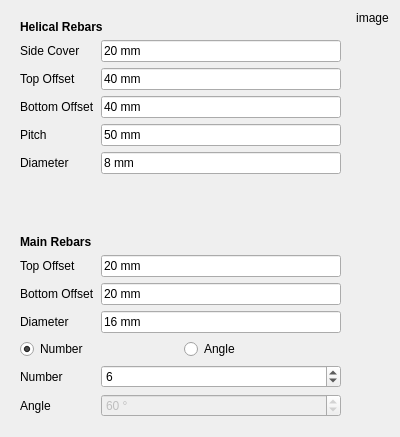
Above: ColumnReinforcement/CircularColumn.ui from amrit3701/FreeCAD-Reinforcement before the change. Below: the same form after it.
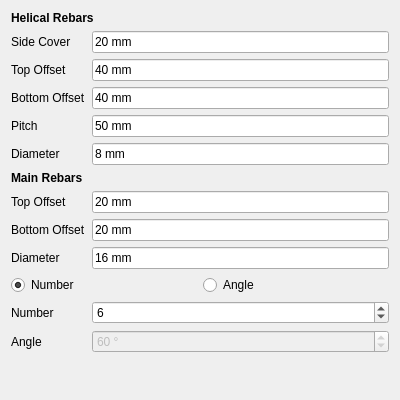
That is the form after the change. Custom widgets are drawn as their Qt base class.

Commit message:
Fix stylesheet issue in column reinforcement dialog
And refactor gui of column reinforcement

The edit to the form file:
```diff
--- a/ColumnReinforcement/CircularColumn.ui
+++ b/ColumnReinforcement/CircularColumn.ui
@@ -7,96 +7,13 @@
     <x>0</x>
     <y>0</y>
     <width>400</width>
-    <height>437</height>
+    <height>400</height>
    </rect>
   </property>
   <property name="windowTitle">
    <string>Form</string>
   </property>
-  <layout class="QGridLayout" name="gridLayout" columnstretch="1,0">
-   <item row="0" column="0" rowspan="2">
-    <widget class="QWidget" name="helical_rebars_dataWidget" native="true">
-     <layout class="QFormLayout" name="formLayout">
-      <item row="0" column="0" colspan="2">
-       <widget class="QLabel" name="helical_rebars_heading">
-        <property name="font">
-         <font>
-          <weight>75</weight>
-          <bold>true</bold>
-         </font>
-        </property>
-        <property name="text">
-         <string>Helical Rebars</string>
-        </property>
-       </widget>
-      </item>
-      <item row="1" column="0">
-       <widget class="QLabel" name="sideCoverLabel">
-        <property name="text">
-         <string>Side Cover</string>
-        </property>
-       </widget>
-      </item>
-      <item row="1" column="1">
-       <widget class="Gui::InputField" name="sideCover">
-        <property name="text">
-         <string>20 mm</string>
-        </property>
-        <property name="unit" stdset="0">
-         <string notr="true">mm</string>
-        </property>
-        <property name="quantity" stdset="0">
-         <double>20.000000000000000</double>
-        </property>
-       </widget>
-      </item>
-      <item row="2" column="0">
-       <widget class="QLabel" name="helical_rebars_topOffsetLabel">
-        <property name="text">
-         <string>Top Offset</string>
-        </property>
-       </widget>
-      </item>
-      <item row="2" column="1">
-       <widget class="Gui::InputField" name="helical_rebars_topOffset">
-        <property name="text">
-         <string>40 mm</string>
-        </property>
-        <property name="unit" stdset="0">
-         <string notr="true">mm</string>
-        </property>
-        <property name="quantity" stdset="0">
-         <double>40.000000000000000</double>
-        </property>
-       </widget>
-      </item>
-      <item row="3" column="0">
-       <widget class="QLabel" name="helical_rebars_bottomOffsetLabel">
-        <property name="text">
-         <string>Bottom Offset</string>
-        </property>
-       </widget>
-      </item>
-      <item row="3" column="1">
-       <widget class="Gui::InputField" name="helical_rebars_bottomOffset">
-        <property name="text">
-         <string>40 mm</string>
-        </property>
-        <property name="unit" stdset="0">
-         <string notr="true">mm</string>
-        </property>
-        <property name="quantity" stdset="0">
-         <double>40.000000000000000</double>
-        </property>
-       </widget>
-      </item>
-      <item row="4" column="0">
-       <widget class="QLabel" name="pitchLabel">
-        <property name="text">
-         <string>Pitch</string>
-        </property>
-       </widget>
-      </item>
+  <layout class="QGridLayout" name="gridLayout" columnstretch="0,0">
       <item row="4" column="1">
        <widget class="Gui::InputField" name="pitch">
         <property name="text">
@@ -110,6 +27,58 @@
         </property>
        </widget>
       </item>
+   <item row="12" column="1">
+    <widget class="Gui::PrefSpinBox" name="main_rebars_angle">
+     <property name="enabled">
+      <bool>false</bool>
+     </property>
+     <property name="suffix">
+      <string> °</string>
+     </property>
+     <property name="minimum">
+      <number>1</number>
+     </property>
+     <property name="maximum">
+      <number>360</number>
+     </property>
+     <property name="value">
+      <number>60</number>
+     </property>
+    </widget>
+   </item>
+   <item row="7" column="1">
+    <widget class="Gui::InputField" name="main_rebars_topOffset">
+     <property name="text">
+      <string>20 mm</string>
+     </property>
+     <property name="unit" stdset="0">
+      <string notr="true">mm</string>
+     </property>
+     <property name="quantity" stdset="0">
+      <double>20.000000000000000</double>
+     </property>
+    </widget>
+   </item>
+   <item row="2" column="0">
+    <widget class="QLabel" name="helical_rebars_topOffsetLabel">
+     <property name="text">
+      <string>Top Offset</string>
+     </property>
+    </widget>
+   </item>
+   <item row="3" column="1">
+    <widget class="Gui::InputField" name="helical_rebars_bottomOffset">
+     <property name="text">
+      <string>40 mm</string>
+     </property>
+     <property name="unit" stdset="0">
+      <string notr="true">mm</string>
+     </property>
+     <property name="quantity" stdset="0">
+      <double>40.000000000000000</double>
+     </property>
+    </widget>
+   </item>
       <item row="5" column="0">
        <widget class="QLabel" name="helical_rebars_diameterLabel">
         <property name="text">
@@ -117,6 +86,59 @@
         </property>
        </widget>
       </item>
+   <item row="0" column="0" colspan="2">
+    <widget class="QLabel" name="helical_rebars_heading">
+     <property name="font">
+      <font>
+       <weight>75</weight>
+       <bold>true</bold>
+      </font>
+     </property>
+     <property name="text">
+      <string>Helical Rebars</string>
+     </property>
+    </widget>
+   </item>
+   <item row="4" column="0">
+    <widget class="QLabel" name="pitchLabel">
+     <property name="text">
+      <string>Pitch</string>
+     </property>
+    </widget>
+   </item>
+   <item row="9" column="0">
+    <widget class="QLabel" name="main_rebars_diameterLabel">
+     <property name="text">
+      <string>Diameter</string>
+     </property>
+    </widget>
+   </item>
+   <item row="2" column="1">
+    <widget class="Gui::InputField" name="helical_rebars_topOffset">
+     <property name="text">
+      <string>40 mm</string>
+     </property>
+     <property name="unit" stdset="0">
+      <string notr="true">mm</string>
+     </property>
+     <property name="quantity" stdset="0">
+      <double>40.000000000000000</double>
+     </property>
+    </widget>
+   </item>
+   <item row="6" column="0" colspan="2">
+    <widget class="QLabel" name="main_rebars_heading">
+     <property name="font">
+      <font>
+       <weight>75</weight>
+       <bold>true</bold>
+      </font>
+     </property>
+     <property name="text">
+      <string>Main Rebars</string>
+     </property>
+    </widget>
+   </item>
       <item row="5" column="1">
        <widget class="Gui::InputField" name="helical_rebars_diameter">
         <property name="text">
@@ -130,73 +152,7 @@
         </property>
        </widget>
       </item>
-     </layout>
-    </widget>
-   </item>
-   <item row="2" column="0">
-    <widget class="QWidget" name="main_rebars_dataWidget" native="true">
-     <layout class="QFormLayout" name="formLayout_2">
-      <item row="0" column="0" colspan="2">
-       <widget class="QLabel" name="main_rebars_heading">
-        <property name="font">
-         <font>
-          <weight>75</weight>
-          <bold>true</bold>
-         </font>
-        </property>
-        <property name="text">
-         <string>Main Rebars</string>
-        </property>
-       </widget>
-      </item>
-      <item row="1" column="0">
-       <widget class="QLabel" name="main_rebars_topOffsetLabel">
-        <property name="text">
-         <string>Top Offset</string>
-        </property>
-       </widget>
-      </item>
-      <item row="1" column="1">
-       <widget class="Gui::InputField" name="main_rebars_topOffset">
-        <property name="text">
-         <string>20 mm</string>
-        </property>
-        <property name="unit" stdset="0">
-         <string notr="true">mm</string>
-        </property>
-        <property name="quantity" stdset="0">
-         <double>20.000000000000000</double>
-        </property>
-       </widget>
-      </item>
-      <item row="2" column="0">
-       <widget class="QLabel" name="main_rebars_bottomOffsetLabel">
-        <property name="text">
-         <string>Bottom Offset</string>
-        </property>
-       </widget>
-      </item>
-      <item row="2" column="1">
-       <widget class="Gui::InputField" name="main_rebars_bottomOffset">
-        <property name="text">
-         <string>20 mm</string>
-        </property>
-        <property name="unit" stdset="0">
-         <string notr="true">mm</string>
-        </property>
-        <property name="quantity" stdset="0">
-         <double>20.000000000000000</double>
-        </property>
-       </widget>
-      </item>
-      <item row="3" column="0">
-       <widget class="QLabel" name="main_rebars_diameterLabel">
-        <property name="text">
-         <string>Diameter</string>
-        </property>
-       </widget>
-      </item>
-      <item row="3" column="1">
+   <item row="9" column="1">
        <widget class="Gui::InputField" name="main_rebars_diameter">
         <property name="text">
          <string>16 mm</string>
@@ -209,7 +165,48 @@
         </property>
        </widget>
       </item>
-      <item row="4" column="0" colspan="2">
+   <item row="3" column="0">
+    <widget class="QLabel" name="helical_rebars_bottomOffsetLabel">
+     <property name="text">
+      <string>Bottom Offset</string>
+     </property>
+    </widget>
+   </item>
+   <item row="1" column="0">
+    <widget class="QLabel" name="sideCoverLabel">
+     <property name="text">
+      <string>Side Cover</string>
+     </property>
+    </widget>
+   </item>
+   <item row="7" column="0">
+    <widget class="QLabel" name="main_rebars_topOffsetLabel">
+     <property name="text">
+      <string>Top Offset</string>
+     </property>
+    </widget>
+   </item>
+   <item row="12" column="0">
+    <widget class="QLabel" name="main_rebars_angleLabel">
+     <property name="text">
+      <string>Angle</string>
+     </property>
+    </widget>
+   </item>
+   <item row="1" column="1">
+    <widget class="Gui::InputField" name="sideCover">
+     <property name="text">
+      <string>20 mm</string>
+     </property>
+     <property name="unit" stdset="0">
+      <string notr="true">mm</string>
+     </property>
+     <property name="quantity" stdset="0">
+      <double>20.000000000000000</double>
+     </property>
+    </widget>
+   </item>
+   <item row="10" column="0" colspan="2">
        <layout class="QHBoxLayout" name="horizontalLayout">
         <item>
          <widget class="Gui::PrefRadioButton" name="main_rebars_number_radio">
@@ -236,14 +233,21 @@
         </item>
        </layout>
       </item>
-      <item row="5" column="0">
+   <item row="8" column="0">
+    <widget class="QLabel" name="main_rebars_bottomOffsetLabel">
+     <property name="text">
+      <string>Bottom Offset</string>
+     </property>
+    </widget>
+   </item>
+   <item row="11" column="0">
        <widget class="QLabel" name="main_rebars_numberLabel">
         <property name="text">
          <string>Number</string>
         </property>
        </widget>
       </item>
-      <item row="5" column="1">
+   <item row="11" column="1">
        <widget class="Gui::PrefSpinBox" name="main_rebars_number">
         <property name="enabled">
          <bool>true</bool>
@@ -253,57 +257,40 @@
         </property>
        </widget>
       </item>
-      <item row="6" column="0">
-       <widget class="QLabel" name="main_rebars_angleLabel">
+   <item row="8" column="1">
+    <widget class="Gui::InputField" name="main_rebars_bottomOffset">
         <property name="text">
-         <string>Angle</string>
-        </property>
-       </widget>
-      </item>
-      <item row="6" column="1">
-       <widget class="Gui::PrefSpinBox" name="main_rebars_angle">
-        <property name="enabled">
-         <bool>false</bool>
-        </property>
-        <property name="suffix">
-         <string> °</string>
-        </property>
-        <property name="minimum">
-         <number>1</number>
-        </property>
-        <property name="maximum">
-         <number>360</number>
-        </property>
-        <property name="value">
-         <number>60</number>
-        </property>
-       </widget>
-      </item>
-     </layout>
-    </widget>
-   </item>
-   <item row="0" column="1" rowspan="3">
-    <widget class="QLabel" name="columReinforcementImage">
-     <property name="sizePolicy">
-      <sizepolicy hsizetype="Expanding" vsizetype="Expanding">
-       <horstretch>0</horstretch>
-       <verstretch>0</verstretch>
-      </sizepolicy>
+      <string>20 mm</string>
+     </property>
+     <property name="unit" stdset="0">
+      <string notr="true">mm</string>
+     </property>
+     <property name="quantity" stdset="0">
+      <double>20.000000000000000</double>
+     </property>
+    </widget>
+   </item>
+   <item row="13" column="0" colspan="2">
+    <spacer name="verticalSpacer">
+     <property name="orientation">
+      <enum>Qt::Vertical</enum>
      </property>
-     <property name="text">
-      <string>image</string>
+     <property name="sizeHint" stdset="0">
+      <size>
+       <width>20</width>
+       <height>40</height>
+      </size>
      </property>
-     <property name="scaledContents">
-      <bool>false</bool>
-     </property>
-     <property name="alignment">
-      <set>Qt::AlignHCenter|Qt::AlignTop</set>
-     </property>
-    </widget>
+    </spacer>
    </item>
   </layout>
  </widget>
  <customwidgets>
+  <customwidget>
+   <class>Gui::PrefRadioButton</class>
+   <extends>QRadioButton</extends>
+   <header>Gui/PrefWidgets.h</header>
+  </customwidget>
   <customwidget>
    <class>Gui::InputField</class>
    <extends>QLineEdit</extends>
@@ -314,11 +301,6 @@
    <extends>QSpinBox</extends>
    <header>Gui/PrefWidgets.h</header>
   </customwidget>
-  <customwidget>
-   <class>Gui::PrefRadioButton</class>
-   <extends>QRadioButton</extends>
-   <header>Gui/PrefWidgets.h</header>
-  </customwidget>
  </customwidgets>
  <resources/>
  <connections/>
```
Left out of the diff: 14 changed lines with no effect on the pictures. Lines whose indentation alone changed are shown as unchanged. The commit also changes 6 other files.
